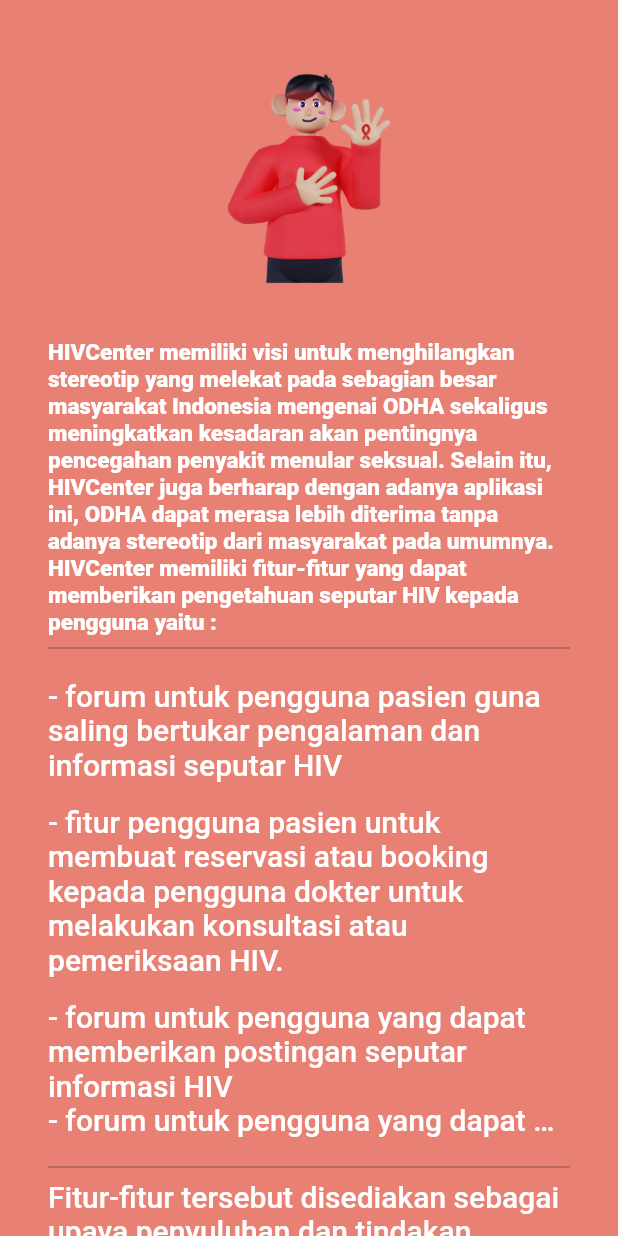
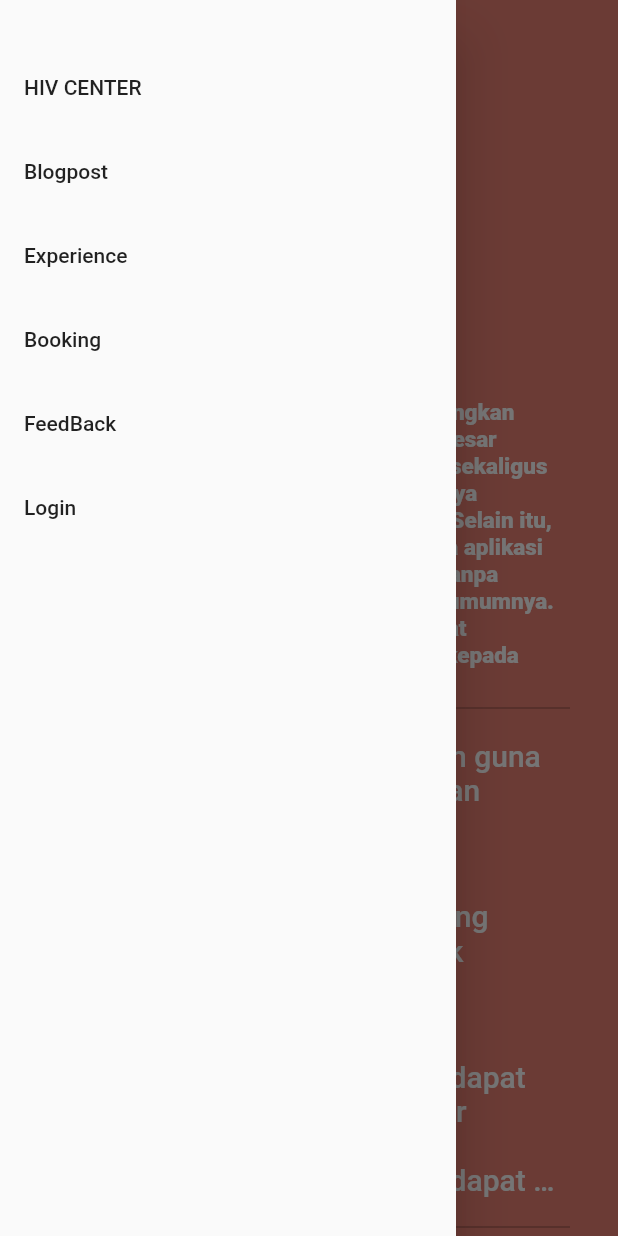
Before and after one commit to Emilicos/D04-Mobile-HIVCenter, a Flutter app: the AboutUsPage screen opened directly, with the side drawer open (before the commit the screen has no drawer), on a phone screen of 412 x 824 dp. Run offline on Flutter 3.47's test engine with Material 2 defaults, Android fonts, the phone set to English and light mode, and no system bars; our stand-ins replace card_swiper, ionicons, percent_indicator; missing offline and left inert: pbp_django_auth; Roboto replaces fonts that are missing (Avenir).

Commit message:
about us beneran done

```diff
--- a/lib/pages/about_us.dart
+++ b/lib/pages/about_us.dart
@@ -1,4 +1,5 @@
 import 'package:flutter/material.dart';
+import 'package:tk_akhir/widgets/drawer.dart';
 
 import '../app_theme.dart';
 
@@ -9,6 +10,7 @@
   Widget build(BuildContext context) {
     return Scaffold(
       backgroundColor: AppTheme.lightPink,
+      drawer: const DrawerClass('Experience'),
       body: SafeArea(
         bottom: false,
         child: Stack(
@@ -17,6 +19,22 @@
               child: Column(
                 crossAxisAlignment: CrossAxisAlignment.start,
                 children: [
+                  const SizedBox(
+                    height: 10,
+                  ),
+                  Row(
+                    mainAxisAlignment: MainAxisAlignment.spaceBetween,
+                    children: <Widget>[
+                      Builder(
+                          builder: (context) => GestureDetector(
+                                onTap: () {
+                                  Scaffold.of(context).openDrawer();
+                                },
+                                child: const Icon(Icons.menu,
+                                    color: Colors.black, size: 30.0),
+                              )),
+                    ],
+                  ),
                   Padding(
                     padding: const EdgeInsets.all(32.0),
                     child: Column(
@@ -109,6 +127,9 @@
                           textAlign: TextAlign.left,
                           maxLines: 200,
                         ),
+                        SizedBox(
+                          height: 10,
+                        ),
                       ],
                     ),
                   ),
```
